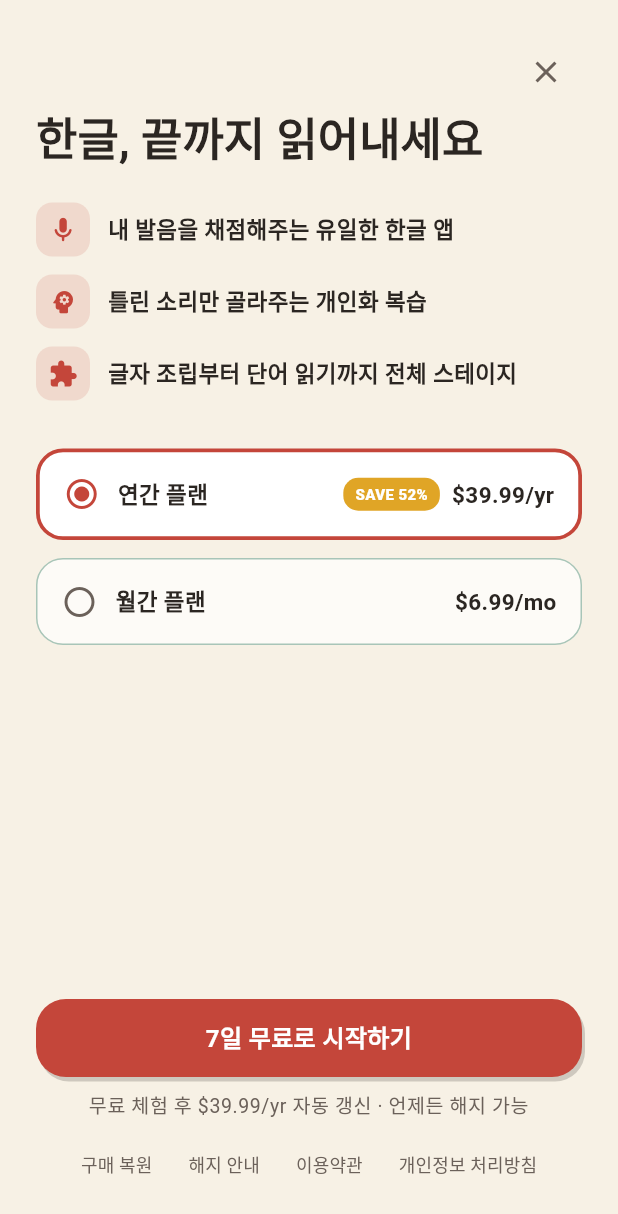
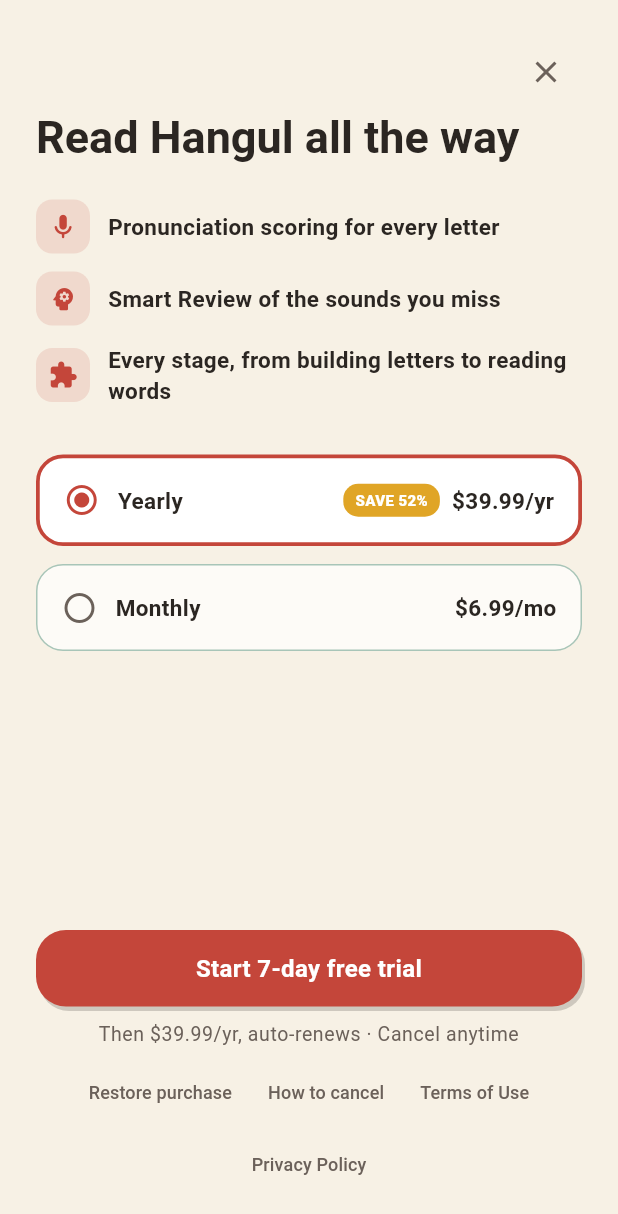
Before and after one commit to Cryptojjang/hangul_quest, a Flutter app: the screen it shows after launch, after a tap on "Skip", after a tap on "Word Rush", on a phone screen of 412 x 824 dp. Shown: the top 1214 px of the screen. Run offline on Flutter 3.47's test engine with Material 3 defaults, Android fonts, the light colour scheme and no system bars; our stand-ins replace audioplayers; missing offline and left inert: dart:html, dart:js_util; Roboto replaces fonts that are missing (Pretendard).

Commit message:
English UI + rename to Hangul Bricks: lib/features/paywall

```diff
--- a/lib/features/paywall/paywall_screen.dart
+++ b/lib/features/paywall/paywall_screen.dart
@@ -46,7 +46,7 @@
             orElse: () => products.first);
       });
     }).catchError((Object e) {
-      if (mounted) setState(() => _error = '상품 정보를 불러오지 못했어요');
+      if (mounted) setState(() => _error = 'Could not load plans');
     });
   }
 
@@ -59,10 +59,10 @@
       if (result.success) {
         Navigator.of(context).pop();
       } else {
-        setState(() => _error = result.error ?? '결제가 완료되지 않았어요');
+        setState(() => _error = result.error ?? 'Payment was not completed');
       }
     } catch (e) {
-      if (mounted) setState(() => _error = '결제 오류: 잠시 후 다시 시도해 주세요');
+      if (mounted) setState(() => _error = 'Payment error. Please try again shortly');
     } finally {
       if (mounted) setState(() => _busy = false);
     }
@@ -73,7 +73,7 @@
     final status = await state.services.billing.restore();
     if (!mounted) return;
     ScaffoldMessenger.of(context).showSnackBar(SnackBar(
-        content: Text(status.isActive ? '구독이 복원되었어요' : '복원할 구독이 없어요')));
+        content: Text(status.isActive ? 'Subscription restored' : 'No subscription to restore')));
     if (status.isActive) Navigator.of(context).pop();
   }
 
@@ -93,7 +93,7 @@
                   onPressed: () => Navigator.of(context).pop(),
                 ),
               ),
-              Text('한글, 끝까지 읽어내세요',
+              Text('Read Hangul all the way',
                   style: Theme.of(context)
                       .textTheme
                       .headlineMedium
@@ -106,23 +106,23 @@
                 ...const [
                   _ValueRow(
                       icon: Icons.psychology_rounded,
-                      text: '틀린 소리만 골라주는 개인화 복습 무제한'),
+                      text: 'Unlimited Smart Review of the sounds you miss'),
                   _ValueRow(
                       icon: Icons.extension_rounded,
-                      text: '글자 조립 전 레벨 + 단어 러시까지 전체 스테이지'),
+                      text: 'Every Letter Builder level plus Word Rush'),
                   _ValueRow(
                       icon: Icons.local_fire_department_rounded,
-                      text: '스트릭 복구로 연속 기록 지키기'),
+                      text: 'Streak repair to protect your streak'),
                 ]
               else
                 ...const [
                   _ValueRow(
-                      icon: Icons.mic_rounded, text: '내 발음을 채점해주는 유일한 한글 앱'),
+                      icon: Icons.mic_rounded, text: 'Pronunciation scoring for every letter'),
                   _ValueRow(
-                      icon: Icons.psychology_rounded, text: '틀린 소리만 골라주는 개인화 복습'),
+                      icon: Icons.psychology_rounded, text: 'Smart Review of the sounds you miss'),
                   _ValueRow(
                       icon: Icons.extension_rounded,
-                      text: '글자 조립부터 단어 읽기까지 전체 스테이지'),
+                      text: 'Every stage, from building letters to reading words'),
                 ],
               const SizedBox(height: 20),
               if (_error != null)
@@ -143,8 +143,8 @@
               const Spacer(),
               HqButton(
                 label: _busy
-                    ? '처리 중…'
-                    : '7일 무료로 시작하기',
+                    ? 'Processing…'
+                    : 'Start 7-day free trial',
                 expanded: true,
                 onPressed: _busy || _products == null ? null : _buy,
               ),
@@ -152,7 +152,7 @@
               Text(
                 _selected == null
                     ? ''
-                    : '무료 체험 후 ${_selected!.priceLabel} 자동 갱신 · 언제든 해지 가능',
+                    : 'Then ${_selected!.priceLabel}, auto-renews · Cancel anytime',
                 textAlign: TextAlign.center,
                 style: Theme.of(context).textTheme.bodySmall,
               ),
@@ -160,7 +160,7 @@
                 Padding(
                   padding: const EdgeInsets.only(top: 4),
                   child: Text(
-                    '데모 결제 — 실제로 청구되지 않습니다',
+                    'Demo checkout: you will not be charged',
                     textAlign: TextAlign.center,
                     style: Theme.of(context)
                         .textTheme
@@ -174,28 +174,28 @@
                 children: [
                   TextButton(
                     onPressed: _restore,
-                    child: const Text('구매 복원',
+                    child: const Text('Restore purchase',
                         style:
                             TextStyle(fontSize: 12, color: HqColors.inkSoft)),
                   ),
                   TextButton(
                     onPressed: () => Navigator.of(context).push(
                         HqPageRoute(page: const ManageSubscriptionScreen())),
-                    child: const Text('해지 안내',
+                    child: const Text('How to cancel',
                         style:
                             TextStyle(fontSize: 12, color: HqColors.inkSoft)),
                   ),
                   TextButton(
                     onPressed: () => Navigator.of(context)
                         .push(HqPageRoute(page: const TermsOfUseScreen())),
-                    child: const Text('이용약관',
+                    child: const Text('Terms of Use',
                         style:
                             TextStyle(fontSize: 12, color: HqColors.inkSoft)),
                   ),
                   TextButton(
                     onPressed: () => Navigator.of(context)
                         .push(HqPageRoute(page: const PrivacyPolicyScreen())),
-                    child: const Text('개인정보 처리방침',
+                    child: const Text('Privacy Policy',
                         style:
                             TextStyle(fontSize: 12, color: HqColors.inkSoft)),
                   ),
@@ -268,7 +268,7 @@
             const SizedBox(width: 12),
             Expanded(
               child: Text(
-                product.plan == SubscriptionPlan.yearly ? '연간 플랜' : '월간 플랜',
+                product.plan == SubscriptionPlan.yearly ? 'Yearly' : 'Monthly',
                 style: const TextStyle(fontWeight: FontWeight.w700),
               ),
             ),
```
